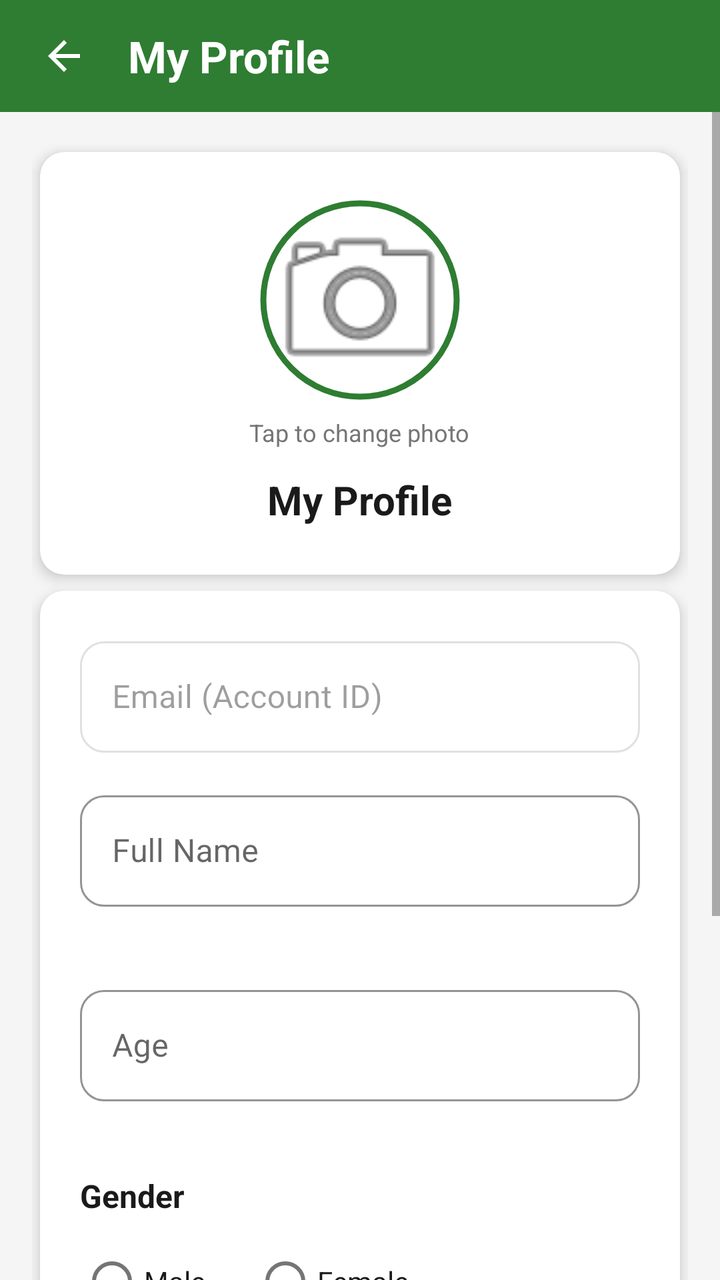
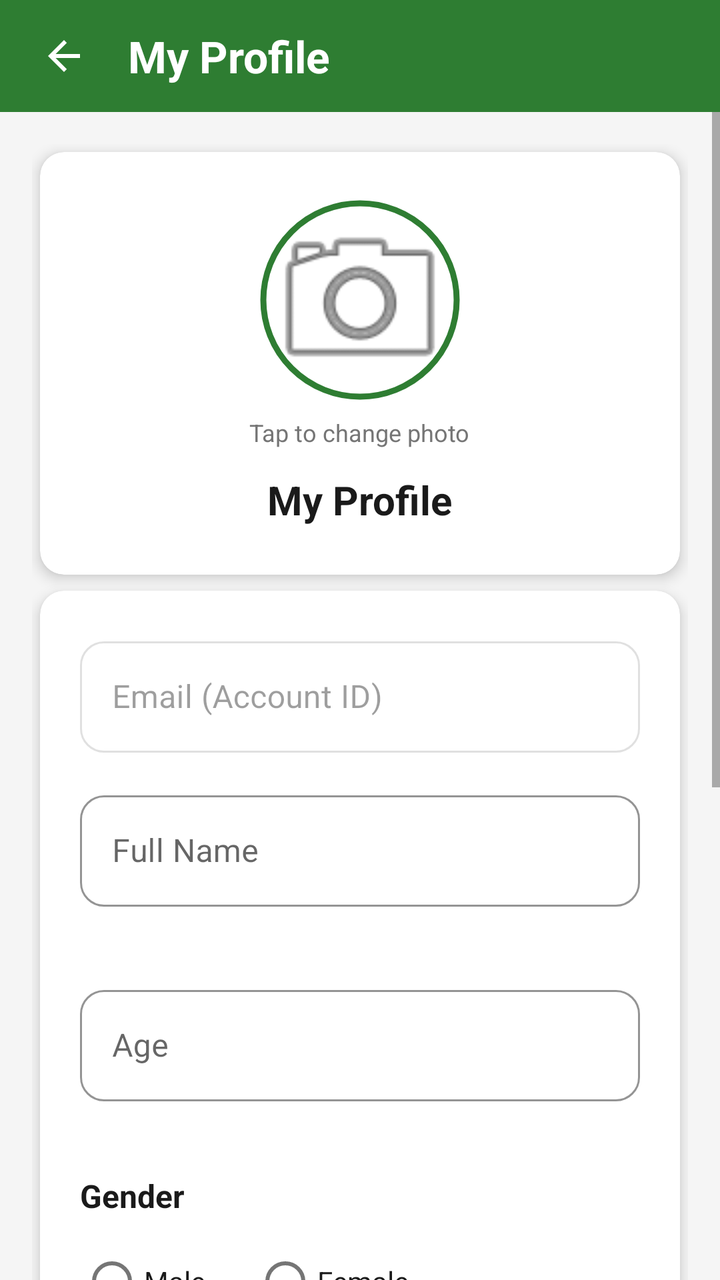

The first picture is an Android layout as it rendered before a commit; the second is the same layout after the commit. The layout source and the unified diff follow.
<!-- AndroidManifest.xml: application theme Theme.WorkoutTracker -->
<!-- res/layout/activity_profile.xml -->
<?xml version="1.0" encoding="utf-8"?>
<LinearLayout xmlns:android="http://schemas.android.com/apk/res/android"
    xmlns:app="http://schemas.android.com/apk/res-auto"
    android:layout_width="match_parent"
    android:layout_height="match_parent"
    android:orientation="vertical"
    android:background="@color/colorBackground">

    
    <LinearLayout
        android:layout_width="match_parent"
        android:layout_height="56dp"
        android:background="@color/colorPrimary"
        android:orientation="horizontal"
        android:gravity="center_vertical"
        android:paddingHorizontal="8dp">

        <ImageButton
            android:id="@+id/btnBack"
            android:layout_width="48dp"
            android:layout_height="48dp"
            android:background="?attr/selectableItemBackgroundBorderless"
            android:src="@drawable/ic_back"
            android:contentDescription="Back" />

        <TextView
            android:layout_width="wrap_content"
            android:layout_height="wrap_content"
            android:text="My Profile"
            android:textSize="22sp"
            android:textStyle="bold"
            android:textColor="@color/white"
            android:layout_marginStart="8dp" />

    </LinearLayout>

    <RelativeLayout
         android:layout_width="match_parent"
         android:layout_height="match_parent">

         <ScrollView
             android:layout_width="match_parent"
             android:layout_height="match_parent"
             android:fillViewport="true">

             <LinearLayout
                 android:layout_width="match_parent"
                 android:layout_height="wrap_content"
                 android:orientation="vertical"
                 android:padding="16dp">

                 
                 <com.google.android.material.card.MaterialCardView
                     android:layout_width="match_parent"
                     android:layout_height="wrap_content"
                     app:cardCornerRadius="12dp"
                     app:cardElevation="4dp"
                     app:cardBackgroundColor="@color/colorSurface"
                     android:layout_margin="4dp"
                     android:layout_marginBottom="16dp">

                     <LinearLayout
                         android:layout_width="match_parent"
                         android:layout_height="wrap_content"
                         android:orientation="vertical"
                         android:gravity="center"
                         android:padding="24dp">

                         <com.google.android.material.imageview.ShapeableImageView
                             android:id="@+id/ivProfilePic"
                             android:layout_width="100dp"
                             android:layout_height="100dp"
                             android:scaleType="centerCrop"
                             android:src="@android:drawable/ic_menu_camera"
                             android:padding="1.5dp"
                             app:shapeAppearanceOverlay="@style/CircleShape"
                             app:strokeColor="@color/colorPrimary"
                             app:strokeWidth="3dp" />

                         <TextView
                             android:layout_width="wrap_content"
                             android:layout_height="wrap_content"
                             android:text="Tap to change photo"
                             android:textSize="12sp"
                             android:textColor="@color/colorTextSecondary"
                             android:layout_marginTop="8dp" />

                         <TextView
                             android:layout_width="wrap_content"
                             android:layout_height="wrap_content"
                             android:text="My Profile"
                             android:textSize="20sp"
                             android:textStyle="bold"
                             android:textColor="@color/colorTextPrimary"
                             android:layout_marginTop="12dp" />

                     </LinearLayout>
                 </com.google.android.material.card.MaterialCardView>

                 
                 <com.google.android.material.card.MaterialCardView
                     android:layout_width="match_parent"
                     android:layout_height="wrap_content"
                     app:cardCornerRadius="12dp"
                     app:cardElevation="4dp"
                     app:cardBackgroundColor="@color/colorSurface"
                     android:layout_margin="4dp">

                     <LinearLayout
                         android:layout_width="match_parent"
                         android:layout_height="wrap_content"
                         android:orientation="vertical"
                         android:padding="20dp">

                         
                         <com.google.android.material.textfield.TextInputLayout
                             android:id="@+id/tilEmail"
                             style="@style/Widget.MaterialComponents.TextInputLayout.OutlinedBox"
                             android:layout_width="match_parent"
                             android:layout_height="wrap_content"
                             android:hint="Email (Account ID)"
                             android:layout_marginBottom="16dp"
                             app:boxCornerRadiusTopStart="12dp"
                             app:boxCornerRadiusTopEnd="12dp"
                             app:boxCornerRadiusBottomStart="12dp"
                             app:boxCornerRadiusBottomEnd="12dp"
                             app:boxStrokeColor="@color/colorDivider"
                             android:enabled="false">

                             <com.google.android.material.textfield.TextInputEditText
                                 android:id="@+id/etEmail"
                                 android:layout_width="match_parent"
                                 android:layout_height="wrap_content"
                                 android:textColor="@color/colorTextSecondary"
                                 android:textSize="16sp"
                                 android:enabled="false" />
                         </com.google.android.material.textfield.TextInputLayout>

                         
                         <com.google.android.material.textfield.TextInputLayout
                             android:id="@+id/tilName"
                             style="@style/Widget.MaterialComponents.TextInputLayout.OutlinedBox"
                             android:layout_width="match_parent"
                             android:layout_height="wrap_content"
                             android:hint="Full Name"
                             android:layout_marginBottom="16dp"
                             app:errorEnabled="true"
                             app:boxStrokeColor="@color/colorPrimary"
                             app:hintTextColor="@color/colorPrimary"
                             app:boxCornerRadiusTopStart="12dp"
                             app:boxCornerRadiusTopEnd="12dp"
                             app:boxCornerRadiusBottomStart="12dp"
                             app:boxCornerRadiusBottomEnd="12dp">

                             <com.google.android.material.textfield.TextInputEditText
                                 android:id="@+id/etName"
                                 android:layout_width="match_parent"
                                 android:layout_height="wrap_content"
                                 android:inputType="textPersonName"
                                 android:textColor="@color/colorTextPrimary"
                                 android:textSize="16sp" />
                         </com.google.android.material.textfield.TextInputLayout>

                         
                         <com.google.android.material.textfield.TextInputLayout
                             android:id="@+id/tilAge"
                             style="@style/Widget.MaterialComponents.TextInputLayout.OutlinedBox"
                             android:layout_width="match_parent"
                             android:layout_height="wrap_content"
                             android:hint="Age"
                             android:layout_marginBottom="16dp"
                             app:errorEnabled="true"
                             app:boxStrokeColor="@color/colorPrimary"
                             app:hintTextColor="@color/colorPrimary"
                             app:boxCornerRadiusTopStart="12dp"
                             app:boxCornerRadiusTopEnd="12dp"
                             app:boxCornerRadiusBottomStart="12dp"
                             app:boxCornerRadiusBottomEnd="12dp">

                             <com.google.android.material.textfield.TextInputEditText
                                 android:id="@+id/etAge"
                                 android:layout_width="match_parent"
                                 android:layout_height="wrap_content"
                                 android:inputType="number"
                                 android:textColor="@color/colorTextPrimary"
                                 android:textSize="16sp" />
                         </com.google.android.material.textfield.TextInputLayout>

                         
                         <TextView
                             android:layout_width="match_parent"
                             android:layout_height="wrap_content"
                             android:text="Gender"
                             android:textColor="@color/colorTextPrimary"
                             android:textSize="16sp"
                             android:textStyle="bold"
                             android:layout_marginBottom="8dp"/>

                         <RadioGroup
                             android:id="@+id/rgGender"
                             android:layout_width="match_parent"
                             android:layout_height="wrap_content"
                             android:orientation="horizontal"
                             android:layout_marginBottom="16dp">

                             <com.google.android.material.radiobutton.MaterialRadioButton
                                 android:id="@+id/rbMale"
                                 android:layout_width="wrap_content"
                                 android:layout_height="wrap_content"
                                 android:text="Male"
                                 android:textColor="@color/colorTextPrimary"
                                 android:layout_marginEnd="24dp"
                                 app:useMaterialThemeColors="true" />

                             <com.google.android.material.radiobutton.MaterialRadioButton
                                 android:id="@+id/rbFemale"
                                 android:layout_width="wrap_content"
                                 android:layout_height="wrap_content"
                                 android:text="Female"
                                 android:textColor="@color/colorTextPrimary"
                                 app:useMaterialThemeColors="true" />
                         </RadioGroup>

                         
                         <TextView
                             android:layout_width="match_parent"
                             android:layout_height="wrap_content"
                             android:text="Profile Privacy"
                             android:textColor="@color/colorTextPrimary"
                             android:textSize="16sp"
                             android:textStyle="bold"
                             android:layout_marginBottom="4dp"/>

                         <TextView
                             android:layout_width="match_parent"
                             android:layout_height="wrap_content"
                             android:text="Allow users to see your workout stats."
                             android:textColor="@color/colorTextSecondary"
                             android:textSize="12sp"
                             android:layout_marginBottom="8dp"/>

                         <com.google.android.material.switchmaterial.SwitchMaterial
                             android:id="@+id/switchPublicProfile"
                             android:layout_width="match_parent"
                             android:layout_height="wrap_content"
                             android:text="Public Profile"
                             android:textColor="@color/colorTextPrimary"
                             android:textSize="16sp"
                             android:layout_marginBottom="24dp"
                             app:useMaterialThemeColors="true"/>

                         
                         <com.google.android.material.button.MaterialButton
                             android:id="@+id/btnSaveChanges"
                             android:layout_width="match_parent"
                             android:layout_height="wrap_content"
                             android:text="Save Changes"
                             android:textSize="16sp"
                             android:textStyle="bold"
                             android:padding="14dp"
                             android:backgroundTint="@color/colorPrimary"
                             android:textColor="@color/white"
                             app:cornerRadius="12dp" />

                     </LinearLayout>
                 </com.google.android.material.card.MaterialCardView>

             </LinearLayout>
         </ScrollView>

         <ProgressBar
             android:id="@+id/progressBar"
             android:layout_width="wrap_content"
             android:layout_height="wrap_content"
             android:layout_centerInParent="true"
             android:visibility="gone"
             android:indeterminateTint="@color/colorPrimary" />

     </RelativeLayout>

</LinearLayout>
<!-- resources referenced by this layout -->
<resources>
  <color name="colorBackground">#F5F5F5</color>
  <color name="colorDivider">#E0E0E0</color>
  <color name="colorPrimary">#2E7D32</color>
  <color name="colorSurface">#FFFFFF</color>
  <color name="colorTextPrimary">#1A1A1A</color>
  <color name="colorTextSecondary">#757575</color>
  <color name="white">#FFFFFF</color>
  <!-- drawable ic_back (drawable) -->
  <vector xmlns:android="http://schemas.android.com/apk/res/android"
      android:width="24dp"
      android:height="24dp"
      android:viewportWidth="24"
      android:viewportHeight="24">
    <path
        android:fillColor="#FFFFFF"
        android:pathData="M20,11H7.83l5.59-5.59L12,4l-8,8 8,8 1.41-1.41L7.83,13H20v-2z"/>
  </vector>
  <style name="CircleShape" parent="">
          <item name="cornerSize">50%</item>
      </style>
  <style name="Theme.WorkoutTracker" parent="Base.Theme.WorkoutTracker" />
  <style name="Base.Theme.WorkoutTracker" parent="Theme.MaterialComponents.Light.NoActionBar">
          
          <item name="colorPrimary">@color/colorPrimary</item>
          <item name="colorPrimaryVariant">@color/colorPrimaryDark</item>
          <item name="colorOnPrimary">@color/white</item>
          
          <item name="colorSecondary">@color/colorAccent</item>
          <item name="colorSecondaryVariant">@color/colorPrimaryDark</item>
          <item name="colorOnSecondary">@color/white</item>
          
          <item name="android:statusBarColor">?attr/colorPrimaryVariant</item>
          
          <item name="android:windowBackground">@color/colorBackground</item>
      </style>
  <color name="colorPrimaryDark">#1B5E20</color>
  <color name="colorAccent">#66BB6A</color>
</resources>

<!-- the commit's change to res/layout/activity_profile.xml (unified diff, before → after) -->
@@ -222,6 +222,86 @@
                          </RadioGroup>
 
                          
+                         <LinearLayout
+                             android:layout_width="match_parent"
+                             android:layout_height="wrap_content"
+                             android:orientation="horizontal"
+                             android:gravity="center_vertical"
+                             android:layout_marginBottom="16dp">
+
+                             <com.google.android.material.textfield.TextInputLayout
+                                 android:id="@+id/tilWeight"
+                                 style="@style/Widget.MaterialComponents.TextInputLayout.OutlinedBox"
+                                 android:layout_width="0dp"
+                                 android:layout_height="wrap_content"
+                                 android:layout_weight="3"
+                                 android:hint="Weight"
+                                 app:boxStrokeColor="@color/colorPrimary"
+                                 app:hintTextColor="@color/colorPrimary"
+                                 app:boxCornerRadiusTopStart="12dp"
+                                 app:boxCornerRadiusTopEnd="12dp"
+                                 app:boxCornerRadiusBottomStart="12dp"
+                                 app:boxCornerRadiusBottomEnd="12dp">
+
+                                 <com.google.android.material.textfield.TextInputEditText
+                                     android:id="@+id/etWeight"
+                                     android:layout_width="match_parent"
+                                     android:layout_height="wrap_content"
+                                     android:inputType="numberDecimal"
+                                     android:textColor="@color/colorTextPrimary"
+                                     android:textSize="16sp" />
+                             </com.google.android.material.textfield.TextInputLayout>
+
+                             <Spinner
+                                 android:id="@+id/spinnerWeightUnit"
+                                 android:layout_width="0dp"
+                                 android:layout_height="wrap_content"
+                                 android:layout_weight="1.2"
+                                 android:layout_marginStart="8dp"
+                                 android:layout_marginTop="4dp" />
+                         </LinearLayout>
+
+                         
+                         <LinearLayout
+                             android:layout_width="match_parent"
+                             android:layout_height="wrap_content"
+                             android:orientation="horizontal"
+                             android:gravity="center_vertical"
+                             android:layout_marginBottom="24dp">
+
+                             <com.google.android.material.textfield.TextInputLayout
+                                 android:id="@+id/tilHeight"
+                                 style="@style/Widget.MaterialComponents.TextInputLayout.OutlinedBox"
+                                 android:layout_width="0dp"
+                                 android:layout_height="wrap_content"
+                                 android:layout_weight="3"
+                                 android:hint="Height"
+                                 app:boxStrokeColor="@color/colorPrimary"
+                                 app:hintTextColor="@color/colorPrimary"
+                                 app:boxCornerRadiusTopStart="12dp"
+                                 app:boxCornerRadiusTopEnd="12dp"
+                                 app:boxCornerRadiusBottomStart="12dp"
+                                 app:boxCornerRadiusBottomEnd="12dp">
+
+                                 <com.google.android.material.textfield.TextInputEditText
+                                     android:id="@+id/etHeight"
+                                     android:layout_width="match_parent"
+                                     android:layout_height="wrap_content"
+                                     android:inputType="numberDecimal"
+                                     android:textColor="@color/colorTextPrimary"
+                                     android:textSize="16sp" />
+                             </com.google.android.material.textfield.TextInputLayout>
+
+                             <Spinner
+                                 android:id="@+id/spinnerHeightUnit"
+                                 android:layout_width="0dp"
+                                 android:layout_height="wrap_content"
+                                 android:layout_weight="1.2"
+                                 android:layout_marginStart="8dp"
+                                 android:layout_marginTop="4dp" />
+                         </LinearLayout>
+
+                         
                          <TextView
                              android:layout_width="match_parent"
                              android:layout_height="wrap_content"
